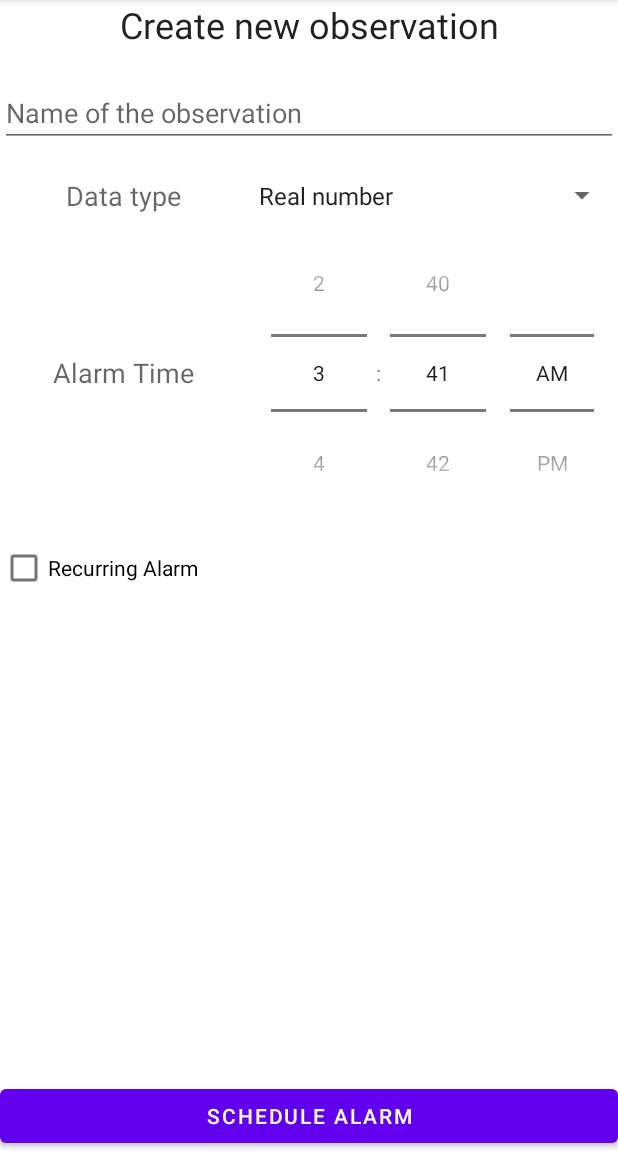
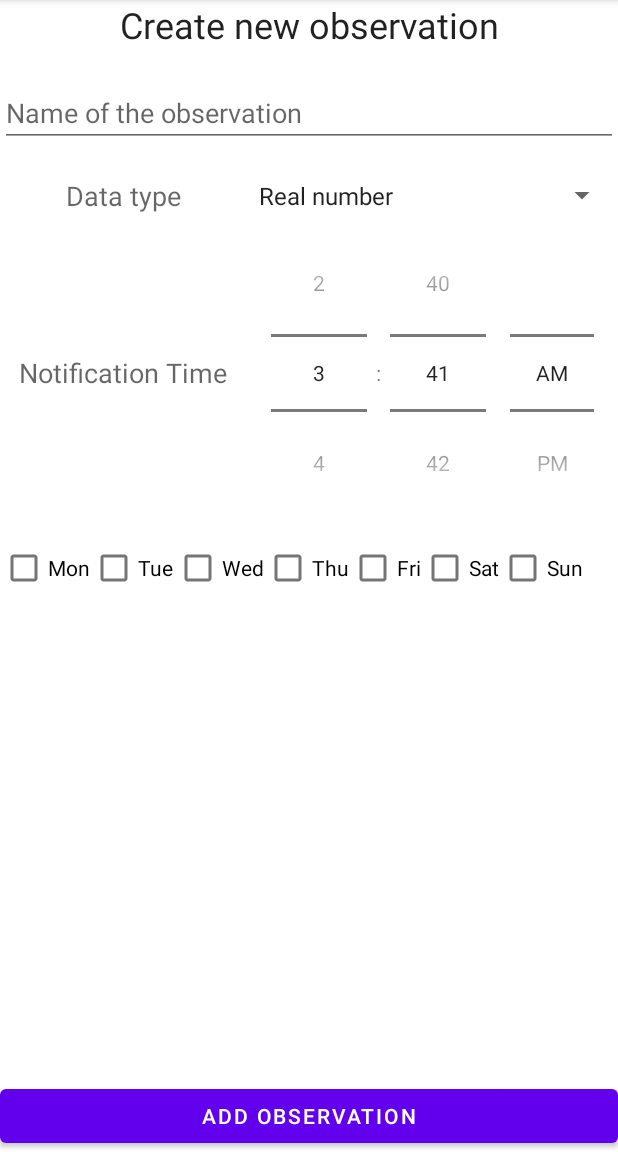
Before and after one commit to lorenzosquadrani/LifeTrack, an Android app: the CreateObsFragment screen opened through its navigation route, on a phone screen of 412 x 824 dp, the part 84-1236 px from its top. Run offline under Robolectric (Android 15) with nearby library versions, the phone set to English and light mode, and no system bars; our stand-ins replace ButterKnife, Room's generated code.

Commit message:
Improved naming, simplified observations class

```diff
--- a/app/src/main/java/com/example/lifetrack/AlarmDao.java
+++ b/app/src/main/java/com/example/lifetrack/AlarmDao.java
@@ -11,14 +11,14 @@ import java.util.List;
 @Dao
 public interface AlarmDao {
     @Insert
-    void insert(Alarm alarm);
+    void insert(Observation observation);
 
-    @Query("DELETE FROM alarm_table")
+    @Query("DELETE FROM obs_table")
     void deleteAll();
 
-    @Query("SELECT * FROM alarm_table ORDER BY alarmId ASC")
-    LiveData<List<Alarm>> getAlarms();
+    @Query("SELECT * FROM obs_table ORDER BY ObsId ASC")
+    LiveData<List<Observation>> getAlarms();
 
     @Update
-    void update(Alarm alarm);
+    void update(Observation observation);
 }
--- a/app/src/main/java/com/example/lifetrack/AlarmDatabase.java
+++ b/app/src/main/java/com/example/lifetrack/AlarmDatabase.java
@@ -9,7 +9,7 @@ import androidx.room.RoomDatabase;
 import java.util.concurrent.ExecutorService;
 import java.util.concurrent.Executors;
 
-@Database(entities = {Alarm.class}, version = 1, exportSchema = false)
+@Database(entities = {Observation.class}, version = 1, exportSchema = false)
 public abstract class AlarmDatabase extends RoomDatabase {
     public abstract AlarmDao alarmDao();
 
--- a/app/src/main/java/com/example/lifetrack/AlarmRecyclerViewAdapter.java
+++ /dev/null
@@ -1,50 +0,0 @@
-package com.example.lifetrack;
-
-import android.view.LayoutInflater;
-import android.view.View;
-import android.view.ViewGroup;
-
-import androidx.annotation.NonNull;
-import androidx.recyclerview.widget.RecyclerView;
-
-import java.util.ArrayList;
-import java.util.List;
-
-public class AlarmRecyclerViewAdapter extends RecyclerView.Adapter<AlarmViewHolder> {
-    private List<Alarm> alarms;
-    private OnToggleAlarmListener listener;
-
-    public AlarmRecyclerViewAdapter(OnToggleAlarmListener listener) {
-        this.alarms = new ArrayList<Alarm>();
-        this.listener = listener;
-    }
-
-    @NonNull
-    @Override
-    public AlarmViewHolder onCreateViewHolder(@NonNull ViewGroup parent, int viewType) {
-        View itemView = LayoutInflater.from(parent.getContext()).inflate(R.layout.item_alarm, parent, false);
-        return new AlarmViewHolder(itemView);
-    }
-
-    @Override
-    public void onBindViewHolder(@NonNull AlarmViewHolder holder, int position) {
-        Alarm alarm = alarms.get(position);
-        holder.bind(alarm, listener);
-    }
-
-    @Override
-    public int getItemCount() {
-        return alarms.size();
-    }
-
-    @Override
-    public void onViewRecycled(@NonNull AlarmViewHolder holder) {
-        super.onViewRecycled(holder);
-        holder.alarmStarted.setOnCheckedChangeListener(null);
-    }
-
-    public void setAlarms(List<Alarm> alarms) {
-        this.alarms = alarms;
-        notifyDataSetChanged();
-    }
-}
--- a/app/src/main/java/com/example/lifetrack/AlarmRepository.java
+++ b/app/src/main/java/com/example/lifetrack/AlarmRepository.java
@@ -8,7 +8,7 @@ import java.util.List;
 
 public class AlarmRepository {
     private AlarmDao alarmDao;
-    private LiveData<List<Alarm>> alarmsLiveData;
+    private LiveData<List<Observation>> alarmsLiveData;
 
     public AlarmRepository(Application application) {
         AlarmDatabase db = AlarmDatabase.getDatabase(application);
@@ -16,19 +16,19 @@ public class AlarmRepository {
         alarmsLiveData = alarmDao.getAlarms();
     }
 
-    public void insert(Alarm alarm) {
+    public void insert(Observation observation) {
         AlarmDatabase.databaseWriteExecutor.execute(() -> {
-            alarmDao.insert(alarm);
+            alarmDao.insert(observation);
         });
     }
 
-    public void update(Alarm alarm) {
+    public void update(Observation observation) {
         AlarmDatabase.databaseWriteExecutor.execute(() -> {
-            alarmDao.update(alarm);
+            alarmDao.update(observation);
         });
     }
 
-    public LiveData<List<Alarm>> getAlarmsLiveData() {
+    public LiveData<List<Observation>> getAlarmsLiveData() {
         return alarmsLiveData;
     }
 }
--- a/app/src/main/java/com/example/lifetrack/AlarmsListViewModel.java
+++ b/app/src/main/java/com/example/lifetrack/AlarmsListViewModel.java
@@ -10,7 +10,7 @@ import java.util.List;
 
 public class AlarmsListViewModel extends AndroidViewModel {
     private AlarmRepository alarmRepository;
-    private LiveData<List<Alarm>> alarmsLiveData;
+    private LiveData<List<Observation>> alarmsLiveData;
 
     public AlarmsListViewModel(@NonNull Application application) {
         super(application);
@@ -19,11 +19,11 @@ public class AlarmsListViewModel extends AndroidViewModel {
         alarmsLiveData = alarmRepository.getAlarmsLiveData();
     }
 
-    public void update(Alarm alarm) {
-        alarmRepository.update(alarm);
+    public void update(Observation observation) {
+        alarmRepository.update(observation);
     }
 
-    public LiveData<List<Alarm>> getAlarmsLiveData() {
+    public LiveData<List<Observation>> getAlarmsLiveData() {
         return alarmsLiveData;
     }
 }
--- a/app/src/main/java/com/example/lifetrack/CreateObsFragment.java
+++ b/app/src/main/java/com/example/lifetrack/CreateObsFragment.java
@@ -31,7 +31,6 @@ public class CreateObsFragment extends Fragment {
     @BindView(R.id.fragment_createobs_editTextTime) TimePicker timePicker;
     @BindView(R.id.fragment_newobs_choosename) EditText title;
     @BindView(R.id.fragment_createalarm_scheduleAlarm) Button scheduleAlarm;
-    @BindView(R.id.fragment_createalarm_recurring) CheckBox recurring;
     @BindView(R.id.fragment_createalarm_checkMon) CheckBox mon;
     @BindView(R.id.fragment_createalarm_checkTue) CheckBox tue;
     @BindView(R.id.fragment_createalarm_checkWed) CheckBox wed;
@@ -40,13 +39,15 @@ public class CreateObsFragment extends Fragment {
     @BindView(R.id.fragment_createalarm_checkSat) CheckBox sat;
     @BindView(R.id.fragment_createalarm_checkSun) CheckBox sun;
     @BindView(R.id.fragment_createalarm_recurring_options) LinearLayout recurringOptions;
+    @BindView((R.id.fragment_CreateObs_datatypespinner)) Spinner datatype;
 
-    private CreateAlarmViewModel createAlarmViewModel;
+
+    private CreateObsViewModel createObsViewModel;
 
     @Override
     public void onCreate(@Nullable Bundle savedInstanceState) {
         super.onCreate(savedInstanceState);
-        createAlarmViewModel = ViewModelProviders.of(this).get(CreateAlarmViewModel.class);
+        createObsViewModel = ViewModelProviders.of(this).get(CreateObsViewModel.class);
     }
 
     @Nullable
@@ -58,17 +59,6 @@ public class CreateObsFragment extends Fragment {
 
         timePicker.setIs24HourView(DateFormat.is24HourFormat(getContext()));
 
-        recurring.setOnCheckedChangeListener(new CompoundButton.OnCheckedChangeListener() {
-            @Override
-            public void onCheckedChanged(CompoundButton buttonView, boolean isChecked) {
-                if (isChecked) {
-                    recurringOptions.setVisibility(View.VISIBLE);
-                } else {
-                    recurringOptions.setVisibility(View.GONE);
-                }
-            }
-        });
-
         scheduleAlarm.setOnClickListener(new View.OnClickListener() {
             @RequiresApi(api = Build.VERSION_CODES.KITKAT)
             @Override
@@ -78,7 +68,7 @@ public class CreateObsFragment extends Fragment {
             }
         });
 
-        Spinner spinner = (Spinner) view.findViewById(R.id.fragment_CreateObs_spinner);
+        Spinner spinner = (Spinner) view.findViewById(R.id.fragment_CreateObs_datatypespinner);
         // Create an ArrayAdapter using the string array and a default spinner layout
         ArrayAdapter<CharSequence> adapter = ArrayAdapter.createFromResource(getContext(),
                R.array.datatype_array, android.R.layout.simple_spinner_item);
@@ -94,25 +84,24 @@ public class CreateObsFragment extends Fragment {
     private void scheduleAlarm() {
         int alarmId = new Random().nextInt(Integer.MAX_VALUE);
 
-        Alarm alarm = new Alarm(
+        Observation observation = new Observation(
                 alarmId,
                 TimePickerUtil.getTimePickerHour(timePicker),
                 TimePickerUtil.getTimePickerMinute(timePicker),
                 title.getText().toString(),
                 System.currentTimeMillis(),
                 true,
-                recurring.isChecked(),
                 mon.isChecked(),
                 tue.isChecked(),
                 wed.isChecked(),
                 thu.isChecked(),
                 fri.isChecked(),
                 sat.isChecked(),
-                sun.isChecked()
+                sun.isChecked(),
+                datatype.getSelectedItemPosition()
         );
 
-        createAlarmViewModel.insert(alarm);
-
-        alarm.schedule(getContext());
+        createObsViewModel.insert(observation);
+        observation.schedule(getContext());
     }
 }
--- a/app/src/main/java/com/example/lifetrack/CreateAlarmViewModel.java
+++ b/app/src/main/java/com/example/lifetrack/CreateObsViewModel.java
@@ -5,16 +5,16 @@ import android.app.Application;
 import androidx.annotation.NonNull;
 import androidx.lifecycle.AndroidViewModel;
 
-public class CreateAlarmViewModel extends AndroidViewModel {
+public class CreateObsViewModel extends AndroidViewModel {
     private AlarmRepository alarmRepository;
 
-    public CreateAlarmViewModel(@NonNull Application application) {
+    public CreateObsViewModel(@NonNull Application application) {
         super(application);
 
         alarmRepository = new AlarmRepository(application);
     }
 
-    public void insert(Alarm alarm) {
-        alarmRepository.insert(alarm);
+    public void insert(Observation observation) {
+        alarmRepository.insert(observation);
     }
 }
--- a/app/src/main/java/com/example/lifetrack/ObsListFragment.java
+++ b/app/src/main/java/com/example/lifetrack/ObsListFragment.java
@@ -21,7 +21,7 @@ import androidx.navigation.Navigation;
 import java.util.List;
 
 public class ObsListFragment extends Fragment implements OnToggleAlarmListener {
-    private AlarmRecyclerViewAdapter alarmRecyclerViewAdapter;
+    private ObsRecyclerViewAdapter obsRecyclerViewAdapter;
     private AlarmsListViewModel alarmsListViewModel;
     private RecyclerView alarmsRecyclerView;
 
@@ -29,26 +29,26 @@ public class ObsListFragment extends Fragment implements OnToggleAlarmListener {
     public void onCreate(@Nullable Bundle savedInstanceState) {
         super.onCreate(savedInstanceState);
 
-        alarmRecyclerViewAdapter = new AlarmRecyclerViewAdapter(this);
+        obsRecyclerViewAdapter = new ObsRecyclerViewAdapter(this);
+
         alarmsListViewModel = ViewModelProviders.of(this).get(AlarmsListViewModel.class);
-        alarmsListViewModel.getAlarmsLiveData().observe(this, new Observer<List<Alarm>>() {
-            @Override
-            public void onChanged(List<Alarm> alarms) {
-                if (alarms != null) {
-                    alarmRecyclerViewAdapter.setAlarms(alarms);
-                }
+        alarmsListViewModel.getAlarmsLiveData().observe(this, observations -> {
+            if (observations != null) {
+                obsRecyclerViewAdapter.setObs(observations);
             }
         });
+
     }
 
     @Nullable
     @Override
-    public View onCreateView(@NonNull LayoutInflater inflater, @Nullable ViewGroup container, @Nullable Bundle savedInstanceState) {
+    public View onCreateView(@NonNull LayoutInflater inflater, @Nullable ViewGroup container, @Nullable Bundle savedInstanceState)
+    {
         View view = inflater.inflate(R.layout.fragment_obs_list, container, false);
 
         alarmsRecyclerView = view.findViewById(R.id.fragment_listobs_recylerView);
         alarmsRecyclerView.setLayoutManager(new LinearLayoutManager(getContext()));
-        alarmsRecyclerView.setAdapter(alarmRecyclerViewAdapter);
+        alarmsRecyclerView.setAdapter(obsRecyclerViewAdapter);
 
         Button AddObs = view.findViewById(R.id.fragment_ObsList_CreateObs);
         AddObs.setOnClickListener(
@@ -60,13 +60,13 @@ public class ObsListFragment extends Fragment implements OnToggleAlarmListener {
 
     @RequiresApi(api = Build.VERSION_CODES.KITKAT)
     @Override
-    public void onToggle(Alarm alarm) {
-        if (alarm.isStarted()) {
-            alarm.cancelAlarm(getContext());
-            alarmsListViewModel.update(alarm);
-        } else {
-            alarm.schedule(getContext());
-            alarmsListViewModel.update(alarm);
+    public void onToggle(Observation observation) {
+        if (observation.isStarted()) {
+            observation.cancelAlarm(getContext());
         }
+        else {
+            observation.schedule(getContext());
+        }
+        alarmsListViewModel.update(observation);
     }
 }
--- /dev/null
+++ b/app/src/main/java/com/example/lifetrack/ObsRecyclerViewAdapter.java
@@ -0,0 +1,51 @@
+package com.example.lifetrack;
+
+import android.view.LayoutInflater;
+import android.view.View;
+import android.view.ViewGroup;
+
+import androidx.annotation.NonNull;
+import androidx.recyclerview.widget.RecyclerView;
+
+import java.util.ArrayList;
+import java.util.List;
+
+public class ObsRecyclerViewAdapter extends RecyclerView.Adapter<ObsViewHolder> {
+    private List<Observation> obs;
+    private final OnToggleAlarmListener listener;
+
+    public ObsRecyclerViewAdapter(OnToggleAlarmListener listener) {
+        this.obs = new ArrayList<Observation>();
+        this.listener = listener;
+    }
+
+    @NonNull
+    @Override
+    public ObsViewHolder onCreateViewHolder(ViewGroup parent, int viewType) {
+        View view = LayoutInflater.from(parent.getContext()).inflate(R.layout.item_obs, parent, false);
+        return new ObsViewHolder(view);
+    }
+
+    @Override
+    public void onBindViewHolder(ObsViewHolder holder, final int position) {
+        Observation observation = obs.get(position);
+        holder.bind(observation, listener);
+    }
+
+    @Override
+    public int getItemCount() {
+        return obs.size();
+    }
+
+
+    @Override
+    public void onViewRecycled(@NonNull ObsViewHolder holder) {
+        super.onViewRecycled(holder);
+        holder.alarmStarted.setOnCheckedChangeListener(null);
+    }
+
+    public void setObs(List<Observation> obs) {
+        this.obs = obs;
+        notifyDataSetChanged();
+    }
+}
--- a/app/src/main/java/com/example/lifetrack/OnToggleAlarmListener.java
+++ b/app/src/main/java/com/example/lifetrack/OnToggleAlarmListener.java
@@ -1,5 +1,5 @@
 package com.example.lifetrack;
 
 public interface OnToggleAlarmListener {
-    void onToggle(Alarm alarm);
+    void onToggle(Observation observation);
 }
--- a/app/src/main/res/layout/fragment_create_obs.xml
+++ b/app/src/main/res/layout/fragment_create_obs.xml
@@ -47,7 +47,7 @@
                 android:textAppearance="@style/TextAppearance.AppCompat.Medium" />
 
             <androidx.appcompat.widget.AppCompatSpinner
-                android:id="@+id/fragment_CreateObs_spinner"
+                android:id="@+id/fragment_CreateObs_datatypespinner"
                 android:layout_width="0dp"
                 android:layout_height="match_parent"
                 android:layout_weight="0.6"/>
@@ -68,7 +68,7 @@
                 android:layout_height="wrap_content"
                 android:layout_gravity="center"
                 android:layout_weight="0.4"
-                android:text="Alarm Time"
+                android:text="@string/notification_time"
                 android:textAlignment="center"
                 android:textAppearance="@style/TextAppearance.AppCompat.Medium" />
 
@@ -83,22 +83,12 @@
 
         </LinearLayout>
 
-        <CheckBox
-            android:id="@+id/fragment_createalarm_recurring"
-            android:layout_width="match_parent"
-            android:layout_height="wrap_content"
-            android:checked="false"
-            android:text="Recurring Alarm"
-            app:layout_constraintStart_toStartOf="parent"
-            app:layout_constraintTop_toBottomOf="@+id/fragment_newobs_timePickerLayout" />
-
         <LinearLayout
             android:id="@+id/fragment_createalarm_recurring_options"
             android:layout_width="match_parent"
             android:layout_height="wrap_content"
             android:orientation="horizontal"
-            android:visibility="gone"
-            app:layout_constraintTop_toBottomOf="@+id/fragment_createalarm_recurring">
+            app:layout_constraintTop_toBottomOf="@+id/fragment_newobs_timePickerLayout">
 
             <CheckBox
                 android:id="@+id/fragment_createalarm_checkMon"
@@ -149,7 +139,7 @@
             android:layout_width="match_parent"
             android:layout_height="wrap_content"
             android:layout_gravity="center"
-            android:text="Schedule Alarm"
+            android:text="@string/add_observation"
             app:layout_constraintBottom_toBottomOf="parent"
             tools:layout_editor_absoluteX="133dp" />
 
--- a/app/src/main/res/values/strings.xml
+++ b/app/src/main/res/values/strings.xml
@@ -10,16 +10,16 @@
 
     <string name="channelname">TrackLife</string>
     <string name="channeldescription">Here you receive the questions for the data you want to collect.</string>
-
+    <string name="add_observation">Add Observation</string>
 
     <string name="title_activity_display_obs">FullscreenActivity</string>
     <string name="dummy_button">Dummy Button</string>
     <string name="dummy_content">DUMMY\nCONTENT</string>
     <string name="current_observations">Current Observations</string>
-    <string name="add_observation">Add Observation</string>
     <string name="create_new_observation">Create new observation</string>
     <string name="name_of_the_observation">Name of the observation</string>
     <string name="data_type">Data type</string>
+    <string name="notification_time">Notification Time</string>
 
     <string-array name="datatype_array">
         <item>Real number</item>
```
Also changed, not shown: app/src/main/java/com/example/lifetrack/AlarmBroadcastReceiver.java (+0 -12 lines), app/src/main/java/com/example/lifetrack/AlarmViewHolder.java (deleted, +0 -57 lines), app/src/main/java/com/example/lifetrack/ObsViewHolder.java (added, +27 -0 lines), app/src/main/java/com/example/lifetrack/Observation.java (renamed from app/src/main/java/com/example/lifetrack/Alarm.java, +30 -61 lines), app/src/main/java/com/example/lifetrack/RescheduleAlarmsService.java (+3 -5 lines), app/src/main/java/com/example/lifetrack/RingActivity.java (+6 -12 lines), app/src/main/res/layout/activity_ring.xml (+4 -3 lines), app/src/main/res/layout/item_obs.xml (renamed from app/src/main/res/layout/item_alarm.xml, +3 -28 lines).
